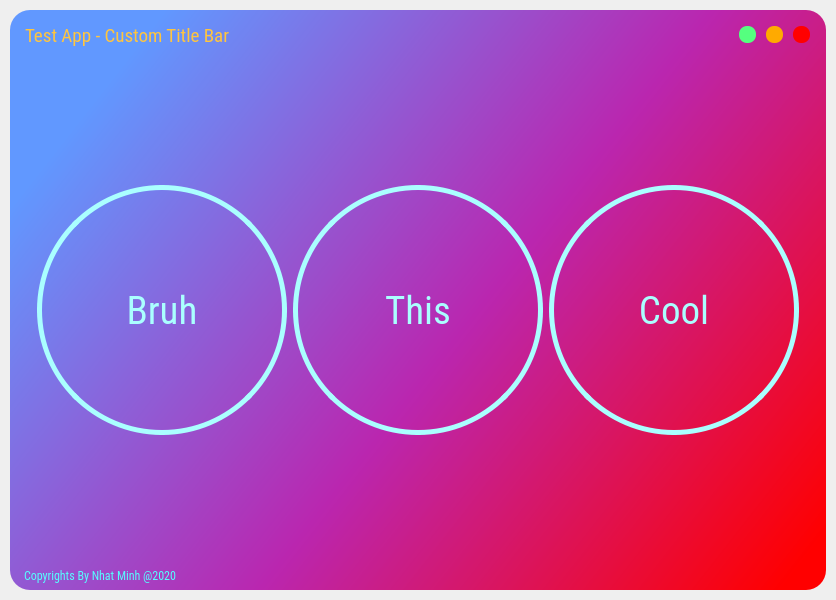
The window that new gui/ui_main.ui (hoangm960/Astraea) describes before a commit, drawn with Qt 5.
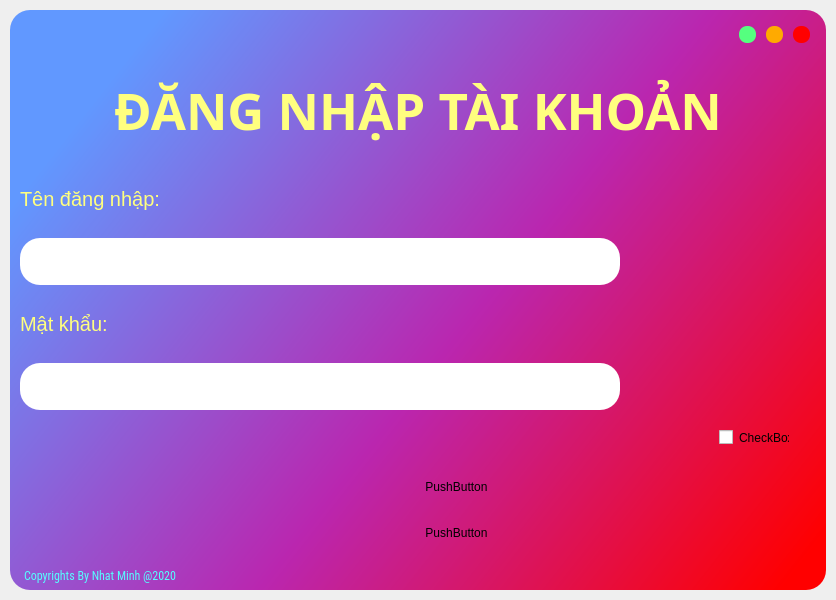
The same window after the commit.

```diff
--- a/new gui/ui_main.ui
+++ b/new gui/ui_main.ui
@@ -10,6 +10,12 @@
     <height>600</height>
    </rect>
   </property>
+  <property name="maximumSize">
+   <size>
+    <width>16777215</width>
+    <height>16777215</height>
+   </size>
+  </property>
   <property name="windowTitle">
    <string>MainWindow</string>
   </property>
@@ -139,7 +145,7 @@
                 <string notr="true">color: rgb(255, 197, 62);</string>
                </property>
                <property name="text">
-                <string>Test App - Custom Title Bar</string>
+                <string/>
                </property>
               </widget>
              </item>
@@ -275,15 +281,29 @@
           <enum>QFrame::Raised</enum>
          </property>
          <layout class="QVBoxLayout" name="verticalLayout_3">
+          <property name="spacing">
+           <number>0</number>
+          </property>
+          <property name="leftMargin">
+           <number>0</number>
+          </property>
+          <property name="topMargin">
+           <number>0</number>
+          </property>
+          <property name="rightMargin">
+           <number>0</number>
+          </property>
+          <property name="bottomMargin">
+           <number>0</number>
+          </property>
           <item>
-           <widget class="QStackedWidget" name="stackedWidget">
-            <property name="styleSheet">
-             <string notr="true">background-color: none;</string>
+           <widget class="QFrame" name="frame_login">
+            <property name="frameShape">
+             <enum>QFrame::StyledPanel</enum>
             </property>
-            <property name="currentIndex">
-             <number>0</number>
+            <property name="frameShadow">
+             <enum>QFrame::Raised</enum>
             </property>
-            <widget class="QWidget" name="page_home">
              <layout class="QVBoxLayout" name="verticalLayout_4">
               <property name="spacing">
                <number>0</number>
@@ -301,67 +321,50 @@
                <number>0</number>
               </property>
               <item>
-               <widget class="QFrame" name="frame_content_home">
-                <property name="frameShape">
-                 <enum>QFrame::StyledPanel</enum>
-                </property>
-                <property name="frameShadow">
-                 <enum>QFrame::Raised</enum>
-                </property>
-                <layout class="QVBoxLayout" name="verticalLayout_10">
-                 <item>
-                  <widget class="QFrame" name="frame_infos">
+              <widget class="QFrame" name="frame_login_title">
+               <property name="maximumSize">
+                <size>
+                 <width>16777215</width>
+                 <height>100</height>
+                </size>
+               </property>
+               <property name="styleSheet">
+                <string notr="true">color: rgb(255, 255, 127);</string>
+               </property>
                    <property name="frameShape">
-                    <enum>QFrame::StyledPanel</enum>
+                <enum>QFrame::NoFrame</enum>
                    </property>
                    <property name="frameShadow">
                     <enum>QFrame::Raised</enum>
                    </property>
                    <layout class="QHBoxLayout" name="horizontalLayout_5">
-                    <item>
-                     <widget class="QFrame" name="frame_circle_1">
-                      <property name="minimumSize">
-                       <size>
-                        <width>250</width>
-                        <height>250</height>
-                       </size>
-                      </property>
-                      <property name="maximumSize">
-                       <size>
-                        <width>250</width>
-                        <height>250</height>
-                       </size>
-                      </property>
-                      <property name="styleSheet">
-                       <string notr="true">QFrame {
-	border: 5px solid rgb(170, 255, 255);
-	border-radius: 125px;
-}
-QFrame:hover {
-	border: 5px solid rgb(52, 150, 255);
-}</string>
-                      </property>
-                      <property name="frameShape">
-                       <enum>QFrame::StyledPanel</enum>
-                      </property>
-                      <property name="frameShadow">
-                       <enum>QFrame::Raised</enum>
-                      </property>
-                      <layout class="QVBoxLayout" name="verticalLayout_6">
+                <property name="spacing">
+                 <number>0</number>
+                </property>
+                <property name="leftMargin">
+                 <number>0</number>
+                </property>
+                <property name="topMargin">
+                 <number>0</number>
+                </property>
+                <property name="rightMargin">
+                 <number>0</number>
+                </property>
+                <property name="bottomMargin">
+                 <number>0</number>
+                </property>
                        <item>
                         <widget class="QLabel" name="label">
                          <property name="font">
                           <font>
-                           <family>Roboto Condensed</family>
-                           <pointsize>29</pointsize>
-                          </font>
-                         </property>
-                         <property name="styleSheet">
-                          <string notr="true">border: none;
-color: rgb(170, 255, 255);</string>
-                         </property>
+                    <family>Nunito</family>
+                    <pointsize>38</pointsize>
+                    <weight>75</weight>
+                    <bold>true</bold>
+                   </font>
+                  </property>
                          <property name="text">
-                          <string>Bruh</string>
+                   <string>ĐĂNG NHẬP TÀI KHOẢN</string>
                          </property>
                          <property name="alignment">
                           <set>Qt::AlignCenter</set>
@@ -372,120 +375,28 @@
                      </widget>
                     </item>
                     <item>
-                     <widget class="QFrame" name="frame_circle_3">
+              <widget class="QFrame" name="frame_login_entry">
                       <property name="minimumSize">
                        <size>
-                        <width>250</width>
+                 <width>0</width>
                         <height>250</height>
                        </size>
                       </property>
-                      <property name="maximumSize">
-                       <size>
-                        <width>250</width>
-                        <height>250</height>
-                       </size>
-                      </property>
-                      <property name="styleSheet">
-                       <string notr="true">QFrame {
-	border: 5px solid rgb(170, 255, 255);
-	border-radius: 125px;
-}
-QFrame:hover {
-	border: 5px solid rgb(52, 150, 255);
-}</string>
-                      </property>
-                      <property name="frameShape">
-                       <enum>QFrame::StyledPanel</enum>
-                      </property>
-                      <property name="frameShadow">
-                       <enum>QFrame::Raised</enum>
-                      </property>
-                      <layout class="QVBoxLayout" name="verticalLayout_8">
-                       <item>
-                        <widget class="QLabel" name="label_3">
                          <property name="font">
                           <font>
-                           <family>Roboto Condensed</family>
-                           <pointsize>29</pointsize>
+                 <family>Nunito</family>
+                 <pointsize>20</pointsize>
                           </font>
                          </property>
                          <property name="styleSheet">
-                          <string notr="true">border: none;
-color: rgb(170, 255, 255);</string>
-                         </property>
-                         <property name="text">
-                          <string>This</string>
-                         </property>
-                         <property name="alignment">
-                          <set>Qt::AlignCenter</set>
-                         </property>
-                        </widget>
-                       </item>
-                      </layout>
-                     </widget>
-                    </item>
-                    <item>
-                     <widget class="QFrame" name="frame_circle_4">
-                      <property name="minimumSize">
-                       <size>
-                        <width>250</width>
-                        <height>250</height>
-                       </size>
-                      </property>
-                      <property name="maximumSize">
-                       <size>
-                        <width>250</width>
-                        <height>250</height>
-                       </size>
-                      </property>
-                      <property name="styleSheet">
-                       <string notr="true">QFrame {
-	border: 5px solid rgb(170, 255, 255);
-	border-radius: 125px;
-}
-QFrame:hover {
-	border: 5px solid rgb(52, 150, 255);
-}</string>
-                      </property>
+                <string notr="true">color: rgb(255, 255, 127);</string>
+               </property>
                       <property name="frameShape">
                        <enum>QFrame::StyledPanel</enum>
                       </property>
                       <property name="frameShadow">
                        <enum>QFrame::Raised</enum>
                       </property>
-                      <layout class="QVBoxLayout" name="verticalLayout_9">
-                       <item>
-                        <widget class="QLabel" name="label_4">
-                         <property name="font">
-                          <font>
-                           <family>Roboto Condensed</family>
-                           <pointsize>29</pointsize>
-                          </font>
-                         </property>
-                         <property name="styleSheet">
-                          <string notr="true">border: none;
-color: rgb(170, 255, 255);</string>
-                         </property>
-                         <property name="text">
-                          <string>Cool</string>
-                         </property>
-                         <property name="alignment">
-                          <set>Qt::AlignCenter</set>
-                         </property>
-                        </widget>
-                       </item>
-                      </layout>
-                     </widget>
-                    </item>
-                   </layout>
-                  </widget>
-                 </item>
-                </layout>
-               </widget>
-              </item>
-             </layout>
-            </widget>
-            <widget class="QWidget" name="page_credits">
              <layout class="QVBoxLayout" name="verticalLayout_5">
               <property name="spacing">
                <number>0</number>
@@ -505,15 +416,213 @@
               <item>
                <widget class="QFrame" name="frame_content_credits">
                 <property name="frameShape">
+                   <enum>QFrame::NoFrame</enum>
+                  </property>
+                  <property name="frameShadow">
+                   <enum>QFrame::Raised</enum>
+                  </property>
+                  <layout class="QVBoxLayout" name="verticalLayout_6">
+                   <property name="spacing">
+                    <number>0</number>
+                   </property>
+                   <property name="leftMargin">
+                    <number>10</number>
+                   </property>
+                   <property name="topMargin">
+                    <number>0</number>
+                   </property>
+                   <property name="rightMargin">
+                    <number>0</number>
+                   </property>
+                   <property name="bottomMargin">
+                    <number>0</number>
+                   </property>
+                   <item>
+                    <widget class="QLabel" name="label_login_username">
+                     <property name="font">
+                      <font>
+                       <pointsize>15</pointsize>
+                      </font>
+                     </property>
+                     <property name="styleSheet">
+                      <string notr="true">color: rgb(255, 255, 127);</string>
+                     </property>
+                     <property name="text">
+                      <string>Tên đăng nhập:</string>
+                     </property>
+                    </widget>
+                   </item>
+                   <item>
+                    <widget class="QLineEdit" name="entry_login_username">
+                     <property name="maximumSize">
+                      <size>
+                       <width>600</width>
+                       <height>16777215</height>
+                      </size>
+                     </property>
+                     <property name="font">
+                      <font>
+                       <pointsize>29</pointsize>
+                      </font>
+                     </property>
+                     <property name="echoMode">
+                      <enum>QLineEdit::Normal</enum>
+                     </property>
+                     <property name="alignment">
+                      <set>Qt::AlignCenter</set>
+                     </property>
+                    </widget>
+                   </item>
+                  </layout>
+                 </widget>
+                </item>
+                <item>
+                 <widget class="QFrame" name="frame_login_password">
+                  <property name="frameShape">
+                   <enum>QFrame::NoFrame</enum>
+                  </property>
+                  <property name="frameShadow">
+                   <enum>QFrame::Raised</enum>
+                  </property>
+                  <layout class="QVBoxLayout" name="verticalLayout_9">
+                   <property name="spacing">
+                    <number>0</number>
+                   </property>
+                   <property name="leftMargin">
+                    <number>10</number>
+                   </property>
+                   <property name="topMargin">
+                    <number>0</number>
+                   </property>
+                   <property name="rightMargin">
+                    <number>0</number>
+                   </property>
+                   <property name="bottomMargin">
+                    <number>0</number>
+                   </property>
+                   <item>
+                    <widget class="QLabel" name="label_login_password">
+                     <property name="font">
+                      <font>
+                       <pointsize>15</pointsize>
+                      </font>
+                     </property>
+                     <property name="text">
+                      <string>Mật khẩu:</string>
+                     </property>
+                    </widget>
+                   </item>
+                   <item>
+                    <widget class="QLineEdit" name="entry_login_password">
+                     <property name="maximumSize">
+                      <size>
+                       <width>600</width>
+                       <height>16777215</height>
+                      </size>
+                     </property>
+                     <property name="font">
+                      <font>
+                       <pointsize>29</pointsize>
+                      </font>
+                     </property>
+                     <property name="alignment">
+                      <set>Qt::AlignCenter</set>
+                     </property>
+                    </widget>
+                   </item>
+                  </layout>
+                 </widget>
+                </item>
+               </layout>
+              </widget>
+             </item>
+             <item>
+              <widget class="QFrame" name="frame_login_btn">
+               <property name="font">
+                <font>
+                 <pointsize>8</pointsize>
+                </font>
+               </property>
+               <property name="frameShape">
                  <enum>QFrame::StyledPanel</enum>
                 </property>
                 <property name="frameShadow">
                  <enum>QFrame::Raised</enum>
                 </property>
-               </widget>
-              </item>
-             </layout>
-            </widget>
+               <layout class="QVBoxLayout" name="verticalLayout_10">
+                <item>
+                 <widget class="QFrame" name="frame">
+                  <property name="frameShape">
+                   <enum>QFrame::StyledPanel</enum>
+                  </property>
+                  <property name="frameShadow">
+                   <enum>QFrame::Raised</enum>
+                  </property>
+                  <widget class="QCheckBox" name="checkBox">
+                   <property name="geometry">
+                    <rect>
+                     <x>700</x>
+                     <y>10</y>
+                     <width>70</width>
+                     <height>17</height>
+                    </rect>
+                   </property>
+                   <property name="text">
+                    <string>CheckBox</string>
+                   </property>
+                  </widget>
+                 </widget>
+                </item>
+                <item>
+                 <widget class="QFrame" name="frame_2">
+                  <property name="frameShape">
+                   <enum>QFrame::StyledPanel</enum>
+                  </property>
+                  <property name="frameShadow">
+                   <enum>QFrame::Raised</enum>
+                  </property>
+                  <widget class="QPushButton" name="pushButton">
+                   <property name="geometry">
+                    <rect>
+                     <x>400</x>
+                     <y>10</y>
+                     <width>75</width>
+                     <height>23</height>
+                    </rect>
+                   </property>
+                   <property name="text">
+                    <string>PushButton</string>
+                   </property>
+                  </widget>
+                 </widget>
+                </item>
+                <item>
+                 <widget class="QFrame" name="frame_3">
+                  <property name="frameShape">
+                   <enum>QFrame::StyledPanel</enum>
+                  </property>
+                  <property name="frameShadow">
+                   <enum>QFrame::Raised</enum>
+                  </property>
+                  <widget class="QPushButton" name="pushButton_2">
+                   <property name="geometry">
+                    <rect>
+                     <x>400</x>
+                     <y>10</y>
+                     <width>75</width>
+                     <height>23</height>
+                    </rect>
+                   </property>
+                   <property name="text">
+                    <string>PushButton</string>
+                   </property>
+                  </widget>
+                 </widget>
+                </item>
+               </layout>
+              </widget>
+             </item>
+            </layout>
            </widget>
           </item>
          </layout>
```
Left out of the diff: 2 changed lines with no effect on the pictures. Lines whose indentation alone changed are shown as unchanged.
